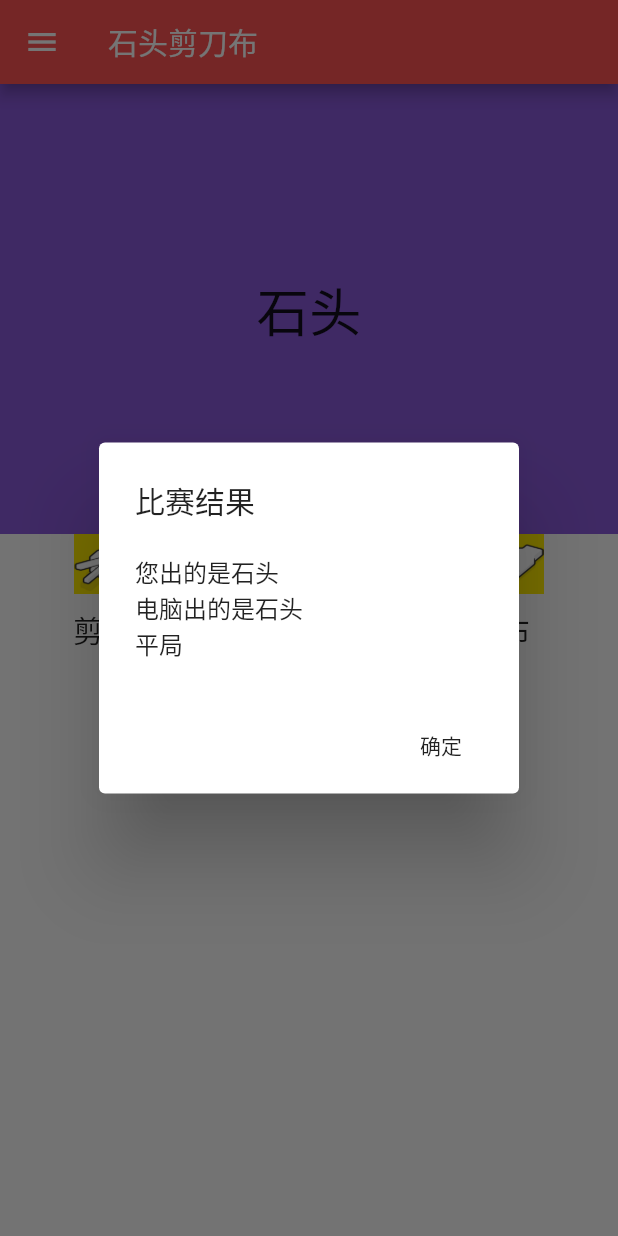
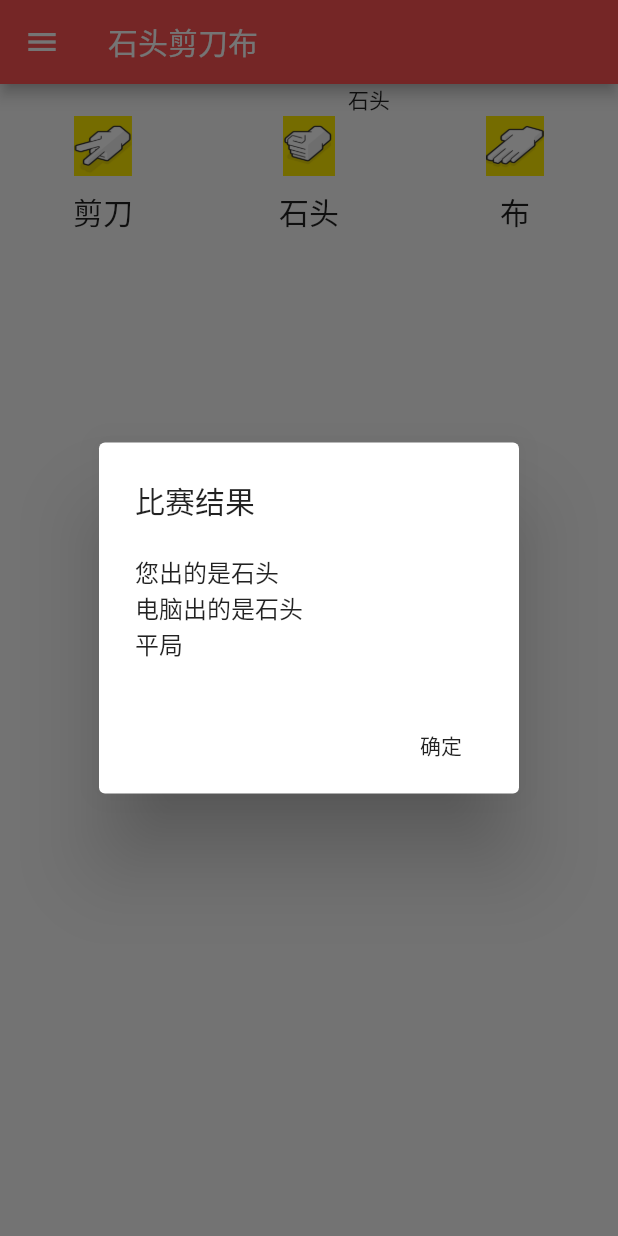
Before and after one commit to AllenMistake/flutter_app_test, a Flutter app: the screen it shows after launch, after a tap on "剪刀", after a tap on "石头", on a phone screen of 412 x 824 dp. Run offline on Flutter 3.47's test engine with Material 2 defaults, Android fonts, the phone set to English and light mode, and no system bars.

Commit message:
完善动画

```diff
--- a/lib/pages/home_page.dart
+++ b/lib/pages/home_page.dart
@@ -1,3 +1,4 @@
+import 'dart:io';
 import 'dart:math';
 import 'package:flutter/animation.dart';
 import 'package:flutter/material.dart';
@@ -19,6 +20,7 @@ class _HomePageState extends State<HomePage>
   Animation<double> animation;
   AnimationController controller;
   Animation<EdgeInsets> movement;
+  bool isForward = false;
 
   initState() {
     super.initState();
@@ -27,8 +29,8 @@ class _HomePageState extends State<HomePage>
 
     //animation = new Tween(begin: 0.0, end: 300.0).animate(controller)
     movement = EdgeInsetsTween(
-      begin: EdgeInsets.only(top: 0.0, right: 0.0),
-      end: EdgeInsets.only(top: 0.0, right: 100.0),
+      begin: EdgeInsets.only(top: 0.0, right: 100.0),
+      end: EdgeInsets.only(top: 0.0, left: 80.0),
     ).animate(
       CurvedAnimation(
         parent: controller,
@@ -39,10 +41,10 @@ class _HomePageState extends State<HomePage>
         ),
       ),
     )..addListener(() {
-      setState(() {
-        // the state that has changed here is the animation object’s value
+        setState(() {
+          // the state that has changed here is the animation object’s value
+        });
       });
-    });
     controller.forward();
   }
 
@@ -123,7 +125,14 @@ class _HomePageState extends State<HomePage>
       body: new Column(
         //中央内容部分body
         children: [
-        resultAnimation(),
+          AnimatedBuilder(
+              animation: controller,
+              builder: (BuildContext context, Widget child) {
+                return Container(
+                  padding: movement.value,
+                  child: new Text(widget.mainString),
+                );
+              }),
           /*
           new Container(
             child: new Text(
@@ -132,7 +141,6 @@ class _HomePageState extends State<HomePage>
             ),
             alignment: Alignment.center,
             color: Color.fromARGB(223, 121, 322, 213),
-//            width: 300,
             height: 300,
             //padding: movement.value,
           ),
@@ -166,6 +174,9 @@ class _HomePageState extends State<HomePage>
                       ),
                       new FlatButton(
                         onPressed: () {
+                          isForward ? controller.reverse() : controller.forward();
+                          isForward = !isForward;
+                          print('forward');
                           _pressCard(widget.card2);
                         },
                         child: new Text(widget.card2.cardName,
@@ -199,8 +210,6 @@ class _HomePageState extends State<HomePage>
       ),
     );
   }
-
-
 
   MyCard _aiCard() {
     var n = Random().nextInt(3);
@@ -259,9 +268,7 @@ class _HomePageState extends State<HomePage>
     });
   }
 
-  Widget resultAnimation(){
-
-
+  Widget resultAnimation() {
     return new Container(
       child: new Text(
         widget.mainString,
```
